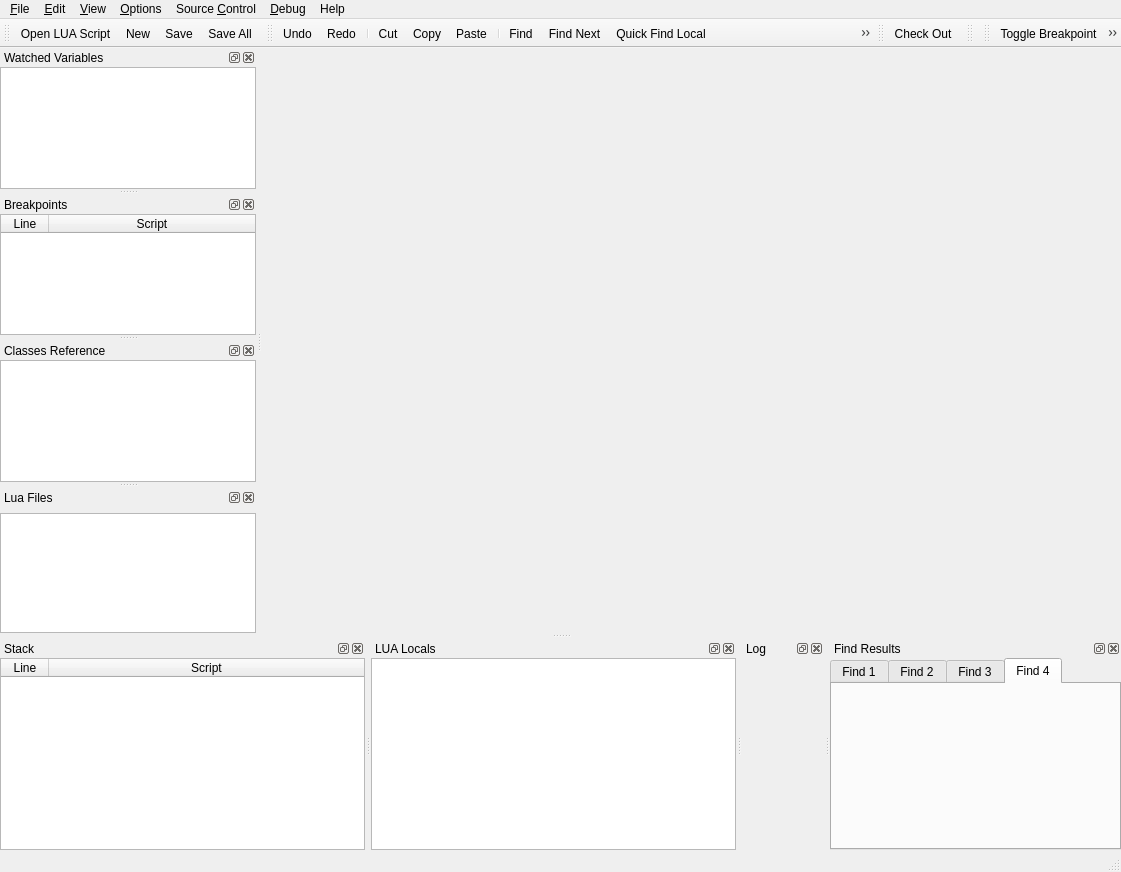
The window that Code/Tools/LuaIDE/Source/LUA/LUAEditorMainWindow.ui (o3de/o3de) describes before a commit, drawn with Qt 5.
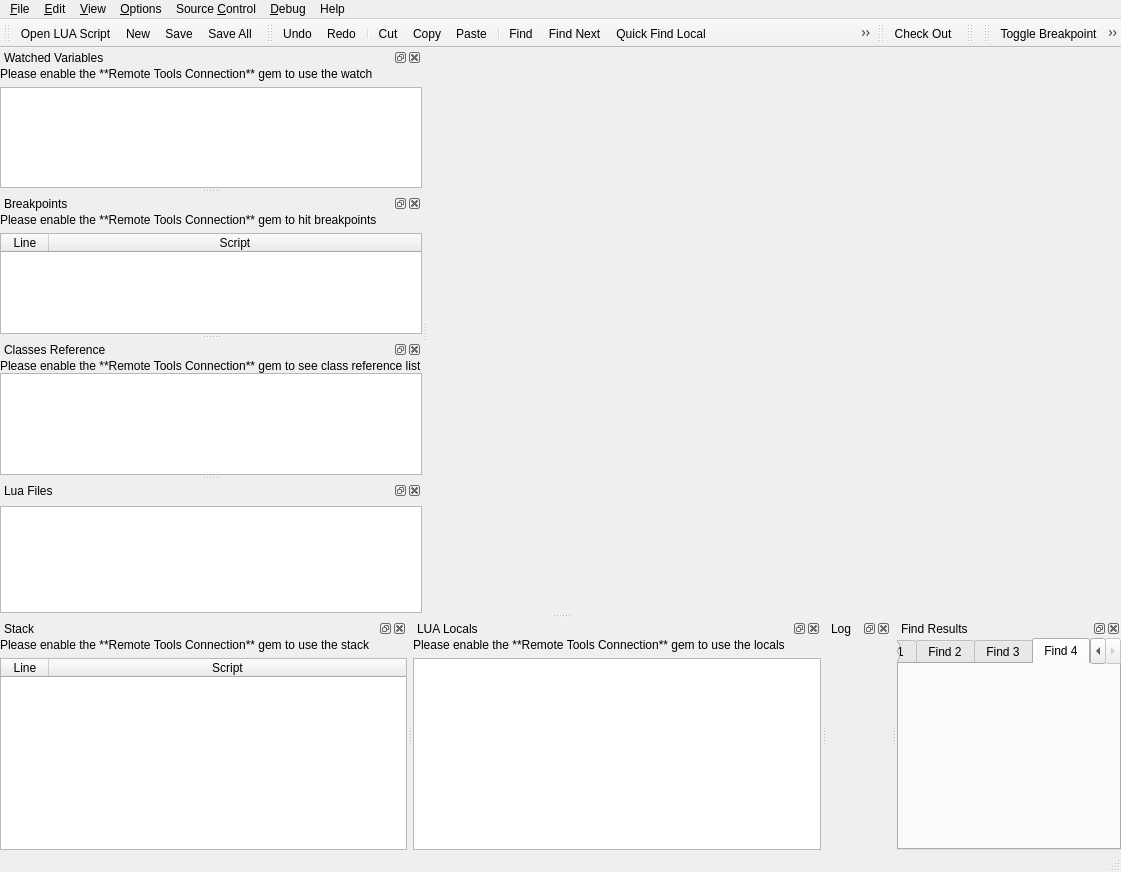
The same window after the commit. Icons and pictures are not drawn. Custom widgets are drawn as their Qt base class.

Commit message: Lua Editor: Auto connect the remote tools and display connection infos

Diff of the .ui file:
```diff
--- a/Code/Tools/LuaIDE/Source/LUA/LUAEditorMainWindow.ui
+++ b/Code/Tools/LuaIDE/Source/LUA/LUAEditorMainWindow.ui
@@ -146,11 +146,11 @@
    <attribute name="dockWidgetArea">
     <number>1</number>
    </attribute>
-   <widget class="QWidget" name="watchLayout">
+			<widget class="QWidget" name="watchContainer">
     <property name="enabled">
      <bool>true</bool>
     </property>
-    <layout class="QHBoxLayout" name="horizontalLayout_2">
+				<layout class="QVBoxLayout" name="watchLayout">
      <property name="spacing">
       <number>6</number>
      </property>
@@ -166,6 +166,16 @@
      <property name="bottomMargin">
       <number>0</number>
      </property>
+					<item>
+						<widget class="QLabel" name="watchWarning">
+							<property name="text">
+								<string>Please enable the **Remote Tools Connection** gem to use the watch</string>
+							</property>
+							<property name="textFormat">
+								<enum>Qt::MarkdownText</enum>
+							</property>
+						</widget>
+					</item>
      <item>
       <widget class="DHWatchesWidget" name="watchTreeView">
        <property name="editTriggers">
@@ -222,8 +232,8 @@
    <attribute name="dockWidgetArea">
     <number>1</number>
    </attribute>
-   <widget class="QWidget" name="breakpointsLayout">
-    <layout class="QHBoxLayout" name="horizontalLayout_3">
+			<widget class="QWidget" name="breakpointsContainer">
+				<layout class="QVBoxLayout" name="breakpointsLayout">
      <property name="leftMargin">
       <number>0</number>
      </property>
@@ -236,6 +246,16 @@
      <property name="bottomMargin">
       <number>0</number>
      </property>
+					<item>
+						<widget class="QLabel" name="breakpointsWarning">
+							<property name="text">
+								<string>Please enable the **Remote Tools Connection** gem to hit breakpoints</string>
+							</property>
+							<property name="textFormat">
+								<enum>Qt::MarkdownText</enum>
+							</property>
+						</widget>
+					</item>
      <item>
       <widget class="DHBreakpointsWidget" name="breakpointsTableView">
        <property name="editTriggers">
@@ -293,8 +313,8 @@
    <attribute name="dockWidgetArea">
     <number>8</number>
    </attribute>
-   <widget class="QWidget" name="stackLayout">
-    <layout class="QHBoxLayout" name="horizontalLayout_4">
+			<widget class="QWidget" name="stackContainer">
+				<layout class="QVBoxLayout" name="stackLayout">
      <property name="leftMargin">
       <number>0</number>
      </property>
@@ -307,6 +327,16 @@
      <property name="bottomMargin">
       <number>0</number>
      </property>
+					<item>
+						<widget class="QLabel" name="stackWarning">
+							<property name="text">
+								<string>Please enable the **Remote Tools Connection** gem to use the stack</string>
+							</property>
+							<property name="textFormat">
+								<enum>Qt::MarkdownText</enum>
+							</property>
+						</widget>
+					</item>
      <item>
       <widget class="DHStackWidget" name="stackTableView">
        <property name="editTriggers">
@@ -361,8 +391,8 @@
    <attribute name="dockWidgetArea">
     <number>8</number>
    </attribute>
-   <widget class="QWidget" name="localsLayout">
-    <layout class="QHBoxLayout" name="horizontalLayout_41">
+			<widget class="QWidget" name="localsContainer">
+				<layout class="QVBoxLayout" name="localsLayout">
      <property name="leftMargin">
       <number>0</number>
      </property>
@@ -375,6 +405,16 @@
      <property name="bottomMargin">
       <number>0</number>
      </property>
+					<item>
+						<widget class="QLabel" name="localsWarning">
+							<property name="text">
+								<string>Please enable the **Remote Tools Connection** gem to use the locals</string>
+							</property>
+							<property name="textFormat">
+								<enum>Qt::MarkdownText</enum>
+							</property>
+						</widget>
+					</item>
      <item>
       <widget class="DHWatchesWidget" name="localsTreeView">
        <property name="editTriggers">
@@ -685,9 +725,19 @@
       <number>0</number>
      </property>
      <item row="0" column="0">
-       <widget class="AzQtComponents::FilteredSearchWidget" name="m_searchWidget" native="true"/>
+						<widget class="QLabel" name="classReferenceWarning">
+							<property name="text">
+								<string>Please enable the **Remote Tools Connection** gem to see class reference list</string>
+							</property>
+							<property name="textFormat">
+								<enum>Qt::MarkdownText</enum>
+							</property>
+						</widget>
      </item>
      <item row="1" column="0">
+						<widget class="AzQtComponents::FilteredSearchWidget" name="m_searchWidget" native="true"/>
+					</item>
+					<item row="2" column="0">
       <widget class="DHClassReferenceWidget" name="classReferenceTreeView">
        <property name="editTriggers">
         <set>QAbstractItemView::NoEditTriggers</set>
```
Left out of the diff: 93 changed lines with no effect on the pictures. Lines whose indentation alone changed are shown as unchanged. The commit also changes 4 other files.
